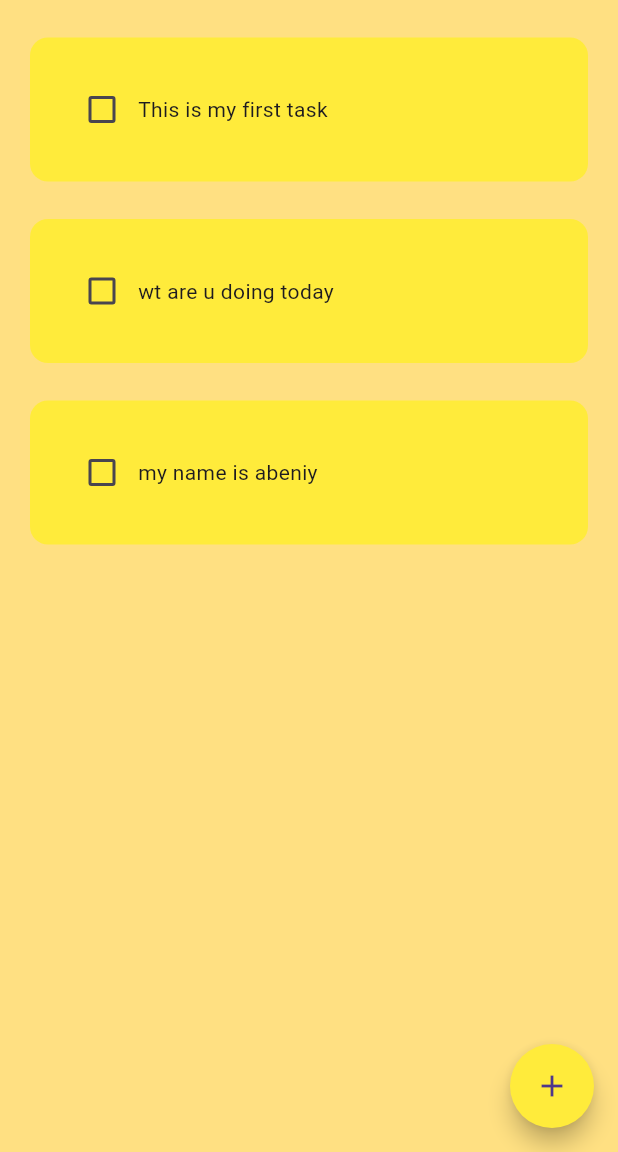
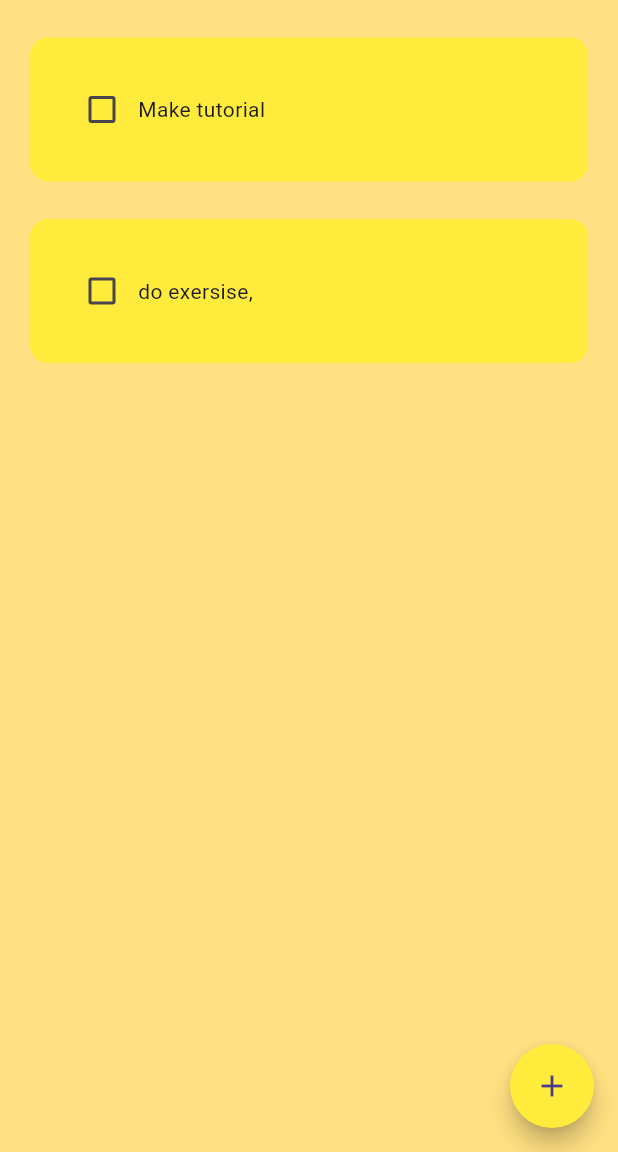
Before and after one commit to Drabsenior/todo_app-flutter, a Flutter app: the screen it shows after launch, on a phone screen of 412 x 824 dp, the part 84-1236 px from its top. Run offline on Flutter 3.47's test engine with Material 3 defaults, Android fonts, the phone set to English and light mode, and no system bars; drawn by our look-alikes of flutter_slidable; our stand-ins replace hive, hive_flutter; accounts and stored records are empty.

Commit message:
finished the todo with memory save

```diff
--- a/lib/component/todo_tile.dart
+++ b/lib/component/todo_tile.dart
@@ -1,25 +1,38 @@
 // ignore_for_file: prefer_const_constructors
 
 import 'package:flutter/material.dart';
-
+import 'package:flutter_slidable/flutter_slidable.dart';
 class ToDoTile extends StatelessWidget {
 
   final bool taskCompleted;
   final String title;
   Function(bool?)? onChanged;
+  Function(BuildContext)? deleteTask;
 
    ToDoTile({
     super.key,
     required this.taskCompleted,
     required this.title,
-    required this.onChanged
-
+    required this.onChanged,
+    required this.deleteTask
     });
 
   @override
   Widget build(BuildContext context) {
     return Padding(
       padding: const EdgeInsets.only(top: 25, left: 20, right: 20),
+      child: Slidable(
+        endActionPane: ActionPane(
+          motion: StretchMotion(),
+          children: [
+            SlidableAction(
+              onPressed: deleteTask,
+              icon: Icons.delete,
+              backgroundColor: Colors.red.shade300,
+              borderRadius: BorderRadius.only(bottomLeft: Radius.circular(4),topLeft: Radius.circular(4), bottomRight: Radius.circular(12),topRight: Radius.circular(12)),
+            )
+          ],
+        ),
         child: Container(
           padding: EdgeInsets.symmetric(vertical: 24, horizontal: 24),
           decoration: BoxDecoration(
@@ -43,6 +56,7 @@ class ToDoTile extends StatelessWidget {
             ],
           ),
         ),
+      ),
     );
   }
 }
--- /dev/null
+++ b/lib/data/database.dart
@@ -0,0 +1,27 @@
+import 'package:hive/hive.dart';
+
+class ToDoDataBase {
+
+  List tasks = [];
+  // refrence the box
+
+  final _myBox = Hive.box('mytodobox');
+
+  // run this method if this app running for the very first time ever
+  void createInitialData(){
+    tasks = [
+      ["Make tutorial",false],
+      ["do exersise,", false]
+    ];
+
+  }
+    // load data from the database
+    void loadData(){
+      tasks = _myBox.get("TODOLIST");
+    }
+
+    // update the database
+    void updateDataBase(){
+      _myBox.put("TODOLIST", tasks);
+    }
+}
--- a/lib/pages/home_page.dart
+++ b/lib/pages/home_page.dart
@@ -1,8 +1,10 @@
 // ignore_for_file: prefer_const_constructors, prefer_const_literals_to_create_immutables
 
 import 'package:flutter/material.dart';
+import 'package:hive/hive.dart';
 import 'package:todo_flutter/component/dialog_box.dart';
 import 'package:todo_flutter/component/todo_tile.dart';
+import 'package:todo_flutter/data/database.dart';
 
 class HomePage extends StatefulWidget {
   const HomePage({super.key});
@@ -13,24 +15,41 @@ class HomePage extends StatefulWidget {
 
 
 class _HomePageState extends State<HomePage> {
+
+  final _myBox = Hive.box('mytodobox');
+  // instansiate the db
+  ToDoDataBase db = ToDoDataBase();
+
+  @override
+  void initState() {
+    // if the first opening set default data
+
+    if(_myBox.get("TODOLIST") == null){
+      db.createInitialData();
+
+  }else{
+    // there is already a data
+    db.loadData();
+  }
+    super.initState();
+  }
+  // text controller
   final _controller = TextEditingController();
-  List tasks = [
-    ["This is my first task", false],
-    ["wt are u doing today", false],
-    ["my name is abeniy", false],
-  ];
+
 
   void checkBoxOnchange (bool? value,int index){
     setState(() {
-      tasks[index][1] = !tasks[index][1];
+      db.tasks[index][1] = !db.tasks[index][1];
     });
+    db.updateDataBase();
   }
 
   void saveTask(){
     setState(() {
-      tasks.add([_controller.text,false]);
+      db.tasks.add([_controller.text,false]);
     });
     Navigator.of(context).pop();
+    db.updateDataBase();
   }
 
   void createNewTask(){
@@ -45,6 +64,13 @@ class _HomePageState extends State<HomePage> {
      }
 
      );
+  }
+
+  void deleteTodo(int index){
+    setState(() {
+      db.tasks.removeAt(index);
+    });
+    db.updateDataBase();
   }
 
   @override
@@ -71,12 +97,13 @@ class _HomePageState extends State<HomePage> {
 
       ),
       body: ListView.builder(
-        itemCount: tasks.length,
+        itemCount: db.tasks.length,
         itemBuilder: (context,index){
           return ToDoTile(
-            taskCompleted: tasks[index][1],
-            title: tasks[index][0],
-            onChanged: (value) => checkBoxOnchange(value, index)
+            taskCompleted: db.tasks[index][1],
+            title: db.tasks[index][0],
+            onChanged: (value) => checkBoxOnchange(value, index),
+            deleteTask: (context)=> deleteTodo(index),
           );
         },
     )
```
Also changed, not shown: lib/main.dart (+7 -1 lines), pubspec.yaml (+5 -2 lines), pubspec.lock, 1 other file. Lines whose indentation alone changed are shown as unchanged.
